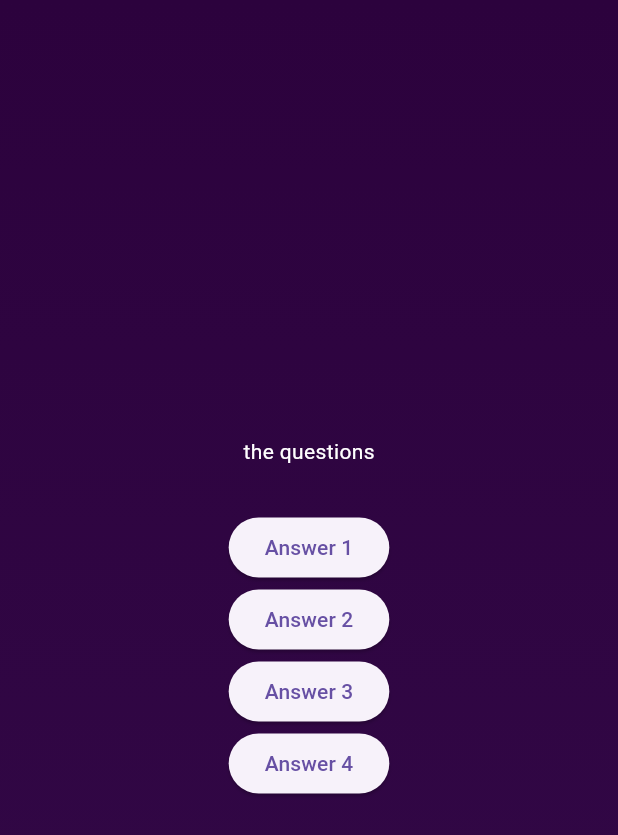
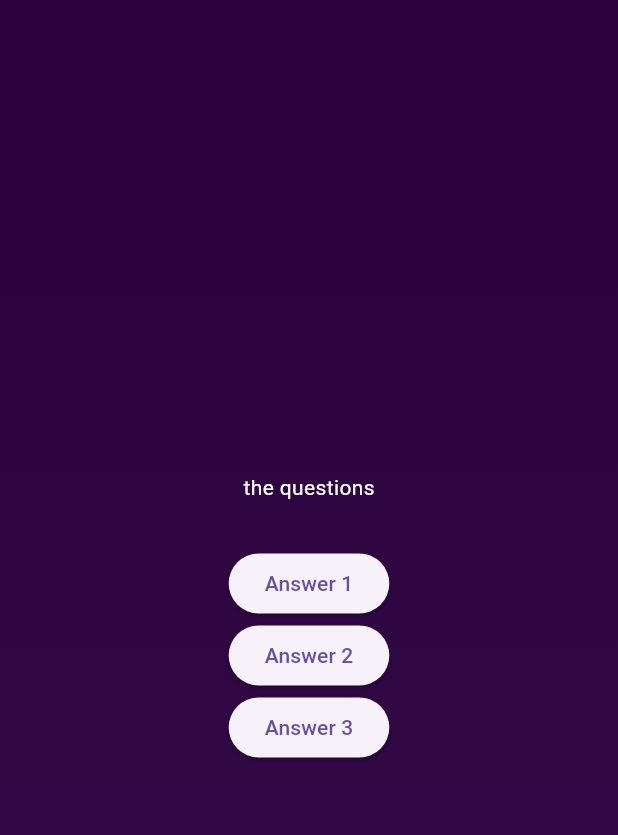
Before and after one commit to imrojhimal/Quiz_App_using_flutter, a Flutter app: the screen it shows after launch, after a tap on "Start Quiz", on a phone screen of 412 x 824 dp. Shown: the top 835 px of the screen. Run offline on Flutter 3.47's test engine with Material 3 defaults, Android fonts, the phone set to English and light mode, and no system bars.

Commit message:
addding customize widgets on question screen

```diff
--- a/lib/question_screen.dart
+++ b/lib/question_screen.dart
@@ -1,4 +1,5 @@
 import 'package:flutter/material.dart';
+import 'package:quizapp/answer_button.dart';
 
 class QuestionScreen extends StatefulWidget
 {
@@ -22,11 +23,9 @@ class _QuestionScreen extends State<QuestionScreen>
         children:[
         const Text(style: TextStyle(color:Colors.white),'the questions'),
         const  SizedBox(height: 30,),
-         ElevatedButton(onPressed: (){}, child: const Text('Answer 1')),
-         ElevatedButton(onPressed: (){}, child: const Text('Answer 2')),
-         ElevatedButton(onPressed: (){}, child: const Text('Answer 3')),
-         ElevatedButton(onPressed: (){}, child: const Text('Answer 4'))],),
-
+        AnswerButton(answerText: 'Answer 1', onTap: (){}),
+        AnswerButton(answerText: 'Answer 2', onTap: (){}),
+        AnswerButton(answerText: 'Answer 3', onTap: (){})],),
    );
  }
 }
```
